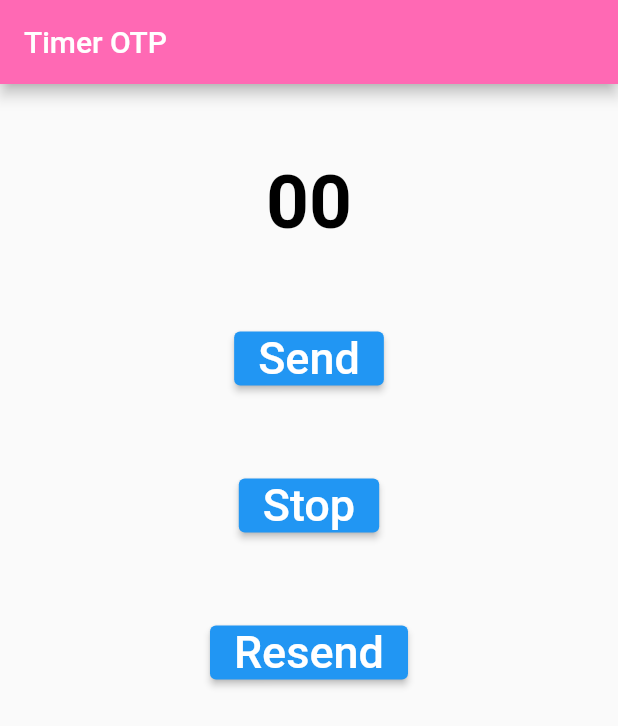
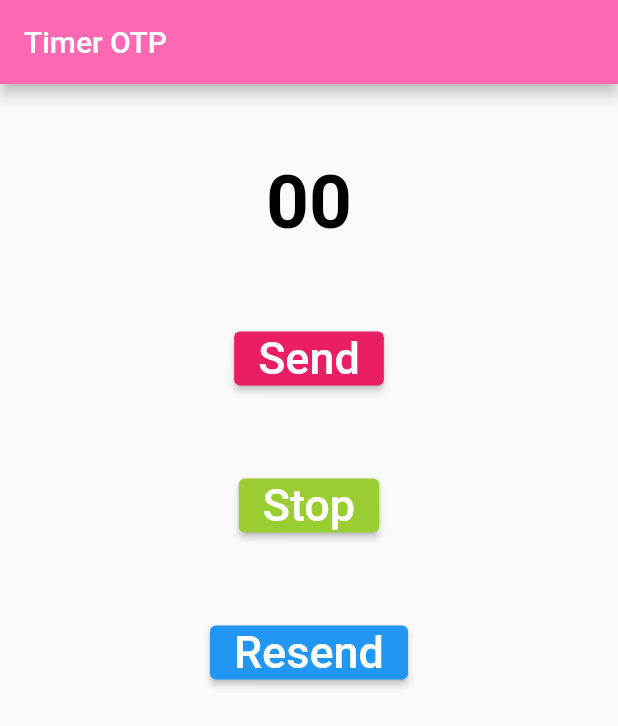
Before and after one commit to Krt-dev/CountDown_Mobile_dev, a Flutter app: the screen it shows after launch, on a phone screen of 412 x 824 dp. Shown: the top 726 px of the screen. Run offline on Flutter 3.47's test engine with Material 2 defaults, Android fonts, the light colour scheme and no system bars.

Commit message:
COMPLETE V.1.0

```diff
--- a/countdown_proj2/lib/main.dart
+++ b/countdown_proj2/lib/main.dart
@@ -85,6 +85,9 @@
             // Step 9
             ElevatedButton(
               onPressed: startTimer,
+              style: ElevatedButton.styleFrom(
+              backgroundColor: const Color(0xFFE91E63),
+              ),
               child: const Text(
                 'Send',
                 style: TextStyle(
@@ -100,6 +103,9 @@
                   stopTimer();
                 }
               },
+              style: ElevatedButton.styleFrom(
+              backgroundColor: const Color(0xff9ACD32),
+              ),
               child: const Text(
                 'Stop',
                 style: TextStyle(
```
